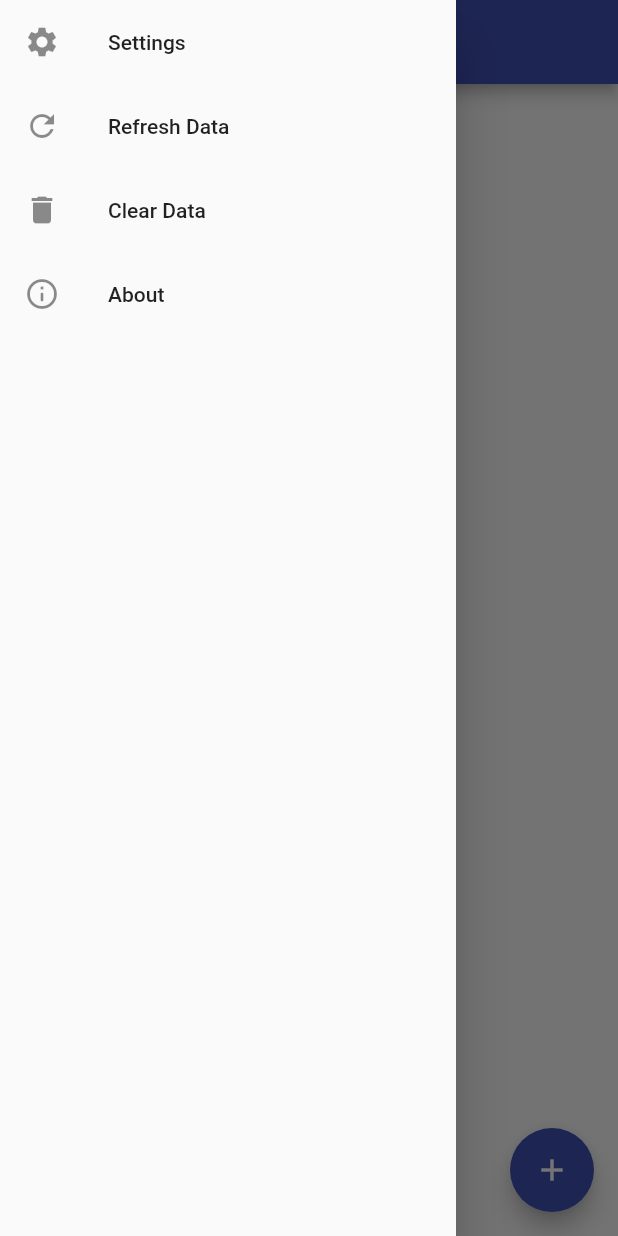
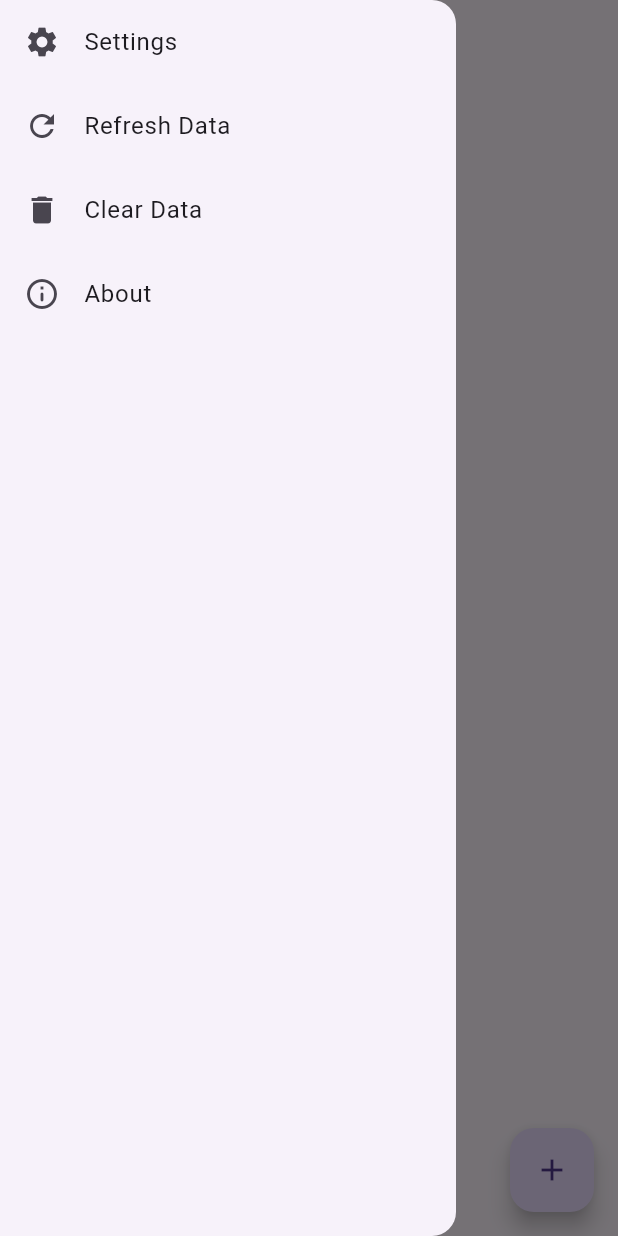
Before and after one commit to Xmarmalade/ice_live_viewer, a Flutter app: the screen it shows after launch, with the side drawer open, on a phone screen of 412 x 824 dp. Run offline on Flutter 3.47's test engine with Material 2 defaults, Android fonts, the phone set to English and light mode, and no system bars; our stand-ins replace shared_preferences.

Commit message:
update .gitignore

```diff
--- a/lib/main.dart
+++ b/lib/main.dart
@@ -16,8 +16,9 @@ class MyApp extends StatelessWidget {
   Widget build(BuildContext context) {
     return MaterialApp(
       title: 'IceLiveViewer',
-      theme: ThemeData(primarySwatch: Colors.indigo),
-      darkTheme: ThemeData.from(colorScheme: const ColorScheme.dark()),
+      theme: ThemeData(primarySwatch: Colors.indigo, useMaterial3: true),
+      darkTheme: ThemeData.from(
+          colorScheme: const ColorScheme.dark(), useMaterial3: true),
       home: const Home(),
     );
   }
```
Also changed, not shown: 4 other files.
